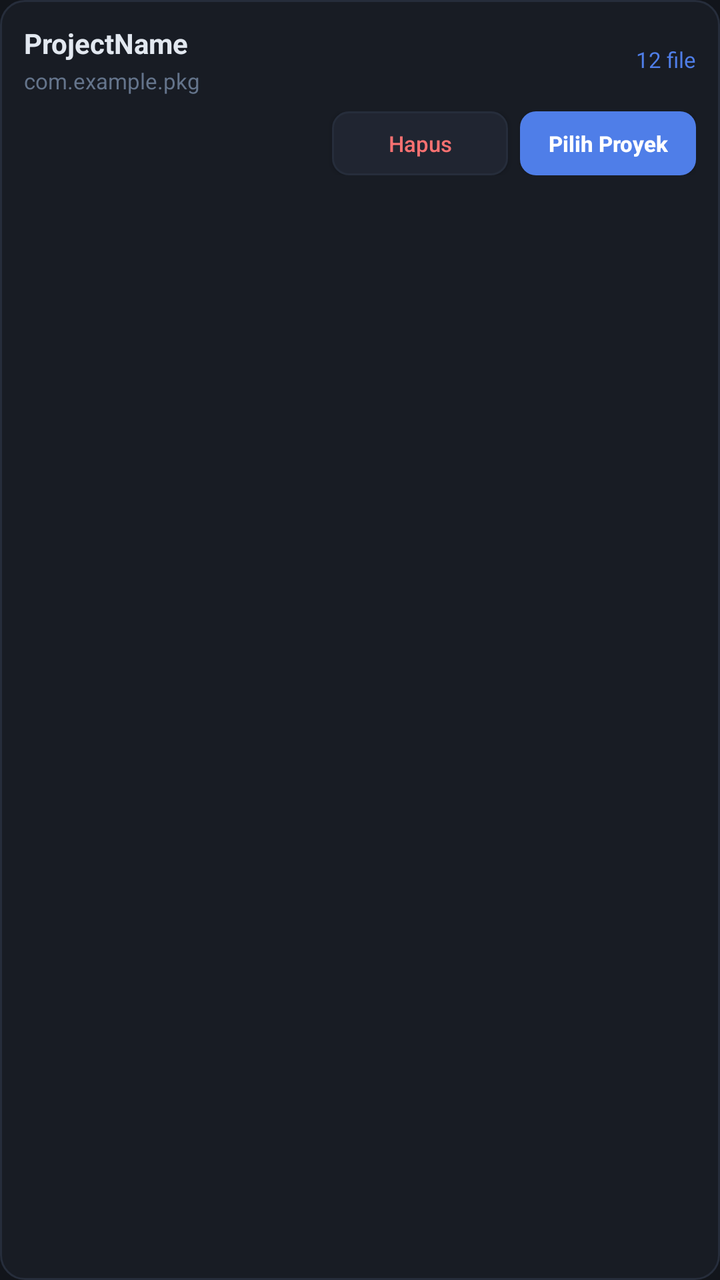
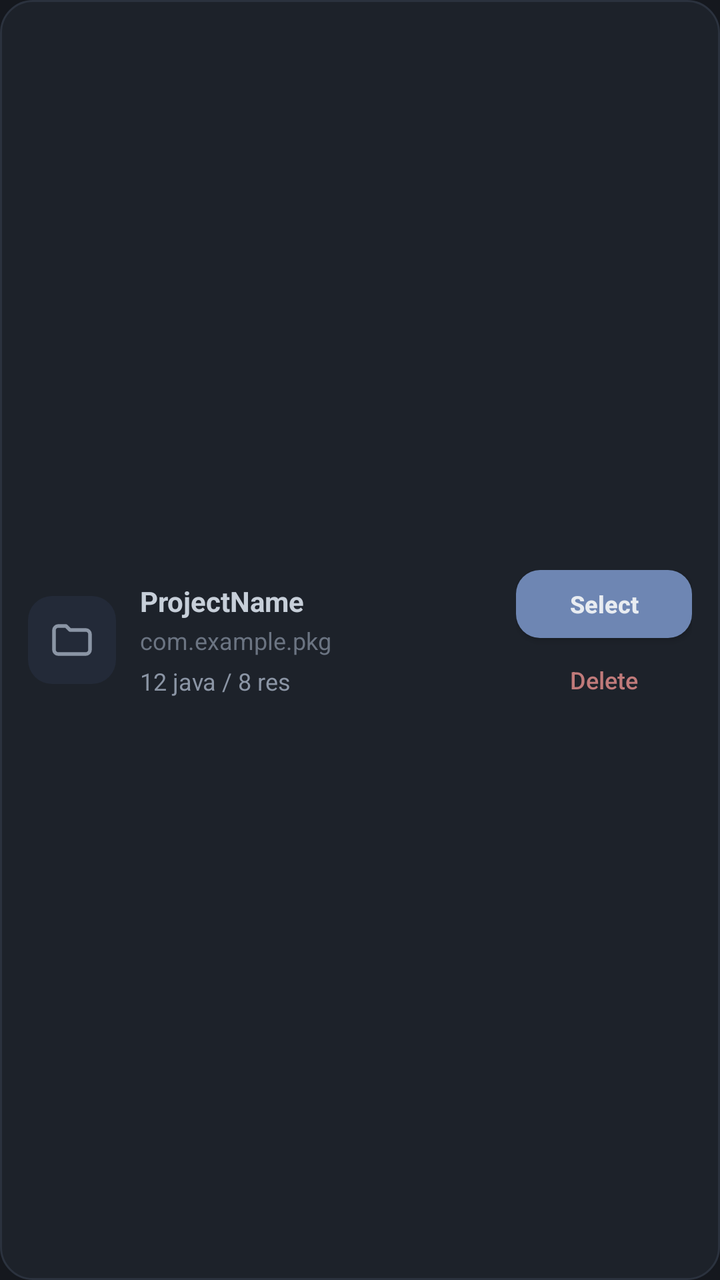

Before-and-after screenshots of an Android layout around one commit, followed by the original layout XML and the change that was made.
<!-- AndroidManifest.xml: application theme AppTheme -->
<!-- res/layout/item_project.xml -->
<?xml version="1.0" encoding="utf-8"?>
<LinearLayout xmlns:android="http://schemas.android.com/apk/res/android"
    android:layout_width="match_parent"
    android:layout_height="wrap_content"
    android:layout_marginBottom="10dp"
    android:background="@drawable/card_bg"
    android:orientation="vertical"
    android:padding="12dp">

    <LinearLayout
        android:layout_width="match_parent"
        android:layout_height="wrap_content"
        android:orientation="horizontal"
        android:gravity="center_vertical">

        <LinearLayout
            android:layout_width="0dp"
            android:layout_height="wrap_content"
            android:layout_weight="1"
            android:orientation="vertical">

            <TextView
                android:id="@+id/tv_item_project_name"
                android:layout_width="wrap_content"
                android:layout_height="wrap_content"
                android:text="ProjectName"
                android:textColor="@color/text_primary"
                android:textSize="14sp"
                android:textStyle="bold" />

            <TextView
                android:id="@+id/tv_item_project_pkg"
                android:layout_width="wrap_content"
                android:layout_height="wrap_content"
                android:layout_marginTop="2dp"
                android:text="com.example.pkg"
                android:textColor="@color/text_muted"
                android:textSize="11sp" />
        </LinearLayout>

        <TextView
            android:id="@+id/tv_item_project_stats"
            android:layout_width="wrap_content"
            android:layout_height="wrap_content"
            android:text="12 file"
            android:textColor="@color/primary_accent"
            android:textSize="11sp" />
    </LinearLayout>

    <LinearLayout
        android:layout_width="match_parent"
        android:layout_height="wrap_content"
        android:layout_marginTop="8dp"
        android:gravity="right"
        android:orientation="horizontal">

        <Button
            android:id="@+id/btn_item_delete"
            android:layout_width="wrap_content"
            android:layout_height="32dp"
            android:background="@drawable/btn_secondary"
            android:paddingLeft="10dp"
            android:paddingRight="10dp"
            android:text="Hapus"
            android:textAllCaps="false"
            android:textColor="@color/accent_red"
            android:textSize="11sp" />

        <Button
            android:id="@+id/btn_item_select"
            android:layout_width="wrap_content"
            android:layout_height="32dp"
            android:layout_marginLeft="6dp"
            android:background="@drawable/btn_primary"
            android:paddingLeft="14dp"
            android:paddingRight="14dp"
            android:text="Pilih Proyek"
            android:textAllCaps="false"
            android:textColor="#FFFFFF"
            android:textSize="11sp"
            android:textStyle="bold" />
    </LinearLayout>
</LinearLayout>
<!-- resources referenced by this layout -->
<resources>
  <color name="accent_red">#F87171</color>
  <color name="primary_accent">#4F7EE8</color>
  <color name="text_muted">#64748B</color>
  <color name="text_primary">#E2E8F0</color>
  <!-- drawable btn_primary (drawable) -->
  <?xml version="1.0" encoding="utf-8"?>
  <selector xmlns:android="http://schemas.android.com/apk/res/android">
      <item android:state_pressed="true">
          <shape android:shape="rectangle">
              <solid android:color="@color/primary_dark" />
              <corners android:radius="8dp" />
          </shape>
      </item>
      <item>
          <shape android:shape="rectangle">
              <solid android:color="@color/primary_accent" />
              <corners android:radius="8dp" />
          </shape>
      </item>
  </selector>
  <!-- drawable btn_secondary (drawable) -->
  <?xml version="1.0" encoding="utf-8"?>
  <selector xmlns:android="http://schemas.android.com/apk/res/android">
      <item android:state_pressed="true">
          <shape android:shape="rectangle">
              <solid android:color="@color/surface_card" />
              <stroke android:width="1dp" android:color="@color/primary_accent" />
              <corners android:radius="8dp" />
          </shape>
      </item>
      <item>
          <shape android:shape="rectangle">
              <solid android:color="@color/surface_elevated" />
              <stroke android:width="1dp" android:color="@color/surface_border" />
              <corners android:radius="8dp" />
          </shape>
      </item>
  </selector>
  <!-- drawable card_bg (drawable) -->
  <?xml version="1.0" encoding="utf-8"?>
  <shape xmlns:android="http://schemas.android.com/apk/res/android"
      android:shape="rectangle">
      <solid android:color="@color/surface_card" />
      <stroke android:width="1dp" android:color="@color/surface_border" />
      <corners android:radius="12dp" />
  </shape>
  <style name="AppTheme" parent="@android:style/Theme.Material.NoActionBar">
          <item name="android:windowBackground">@color/bg_main</item>
          <item name="android:colorPrimary">@color/surface_card</item>
          <item name="android:colorPrimaryDark">@color/bg_main</item>
          <item name="android:colorAccent">@color/primary_accent</item>
          <item name="android:statusBarColor">@color/bg_main</item>
          <item name="android:navigationBarColor">@color/bg_main</item>
          <item name="android:textColorPrimary">@color/text_primary</item>
          <item name="android:textColorSecondary">@color/text_secondary</item>
      </style>
  <color name="primary_dark">#3B6AD4</color>
  <color name="surface_card">#181C24</color>
  <color name="surface_elevated">#202531</color>
  <color name="surface_border">#262D3B</color>
  <color name="bg_main">#12151B</color>
  <color name="text_secondary">#94A3B8</color>
</resources>

<!-- the commit's change to res/layout/item_project.xml (unified diff, before → after) -->
@@ -4,80 +4,88 @@
     android:layout_height="wrap_content"
     android:layout_marginBottom="10dp"
     android:background="@drawable/card_bg"
-    android:orientation="vertical"
-    android:padding="12dp">
+    android:orientation="horizontal"
+    android:padding="14dp"
+    android:gravity="center_vertical">
 
     <LinearLayout
-        android:layout_width="match_parent"
+        android:layout_width="44dp"
+        android:layout_height="44dp"
+        android:background="@drawable/icon_tile_bg"
+        android:gravity="center">
+
+        <ImageView
+            android:layout_width="24dp"
+            android:layout_height="24dp"
+            android:src="@drawable/ic_nav_folder"
+            android:contentDescription="Project" />
+    </LinearLayout>
+
+    <LinearLayout
+        android:layout_width="0dp"
         android:layout_height="wrap_content"
-        android:orientation="horizontal"
-        android:gravity="center_vertical">
+        android:layout_weight="1"
+        android:layout_marginLeft="12dp"
+        android:orientation="vertical">
 
-        <LinearLayout
-            android:layout_width="0dp"
+        <TextView
+            android:id="@+id/tv_item_project_name"
+            android:layout_width="wrap_content"
             android:layout_height="wrap_content"
-            android:layout_weight="1"
-            android:orientation="vertical">
+            android:text="ProjectName"
+            android:textColor="@color/text_primary"
+            android:textSize="14sp"
+            android:textStyle="bold" />
 
-            <TextView
-                android:id="@+id/tv_item_project_name"
-                android:layout_width="wrap_content"
-                android:layout_height="wrap_content"
-                android:text="ProjectName"
-                android:textColor="@color/text_primary"
-                android:textSize="14sp"
-                android:textStyle="bold" />
-
-            <TextView
-                android:id="@+id/tv_item_project_pkg"
-                android:layout_width="wrap_content"
-                android:layout_height="wrap_content"
-                android:layout_marginTop="2dp"
-                android:text="com.example.pkg"
-                android:textColor="@color/text_muted"
-                android:textSize="11sp" />
-        </LinearLayout>
+        <TextView
+            android:id="@+id/tv_item_project_pkg"
+            android:layout_width="wrap_content"
+            android:layout_height="wrap_content"
+            android:layout_marginTop="2dp"
+            android:text="com.example.pkg"
+            android:textColor="@color/text_muted"
+            android:textSize="12sp" />
 
         <TextView
             android:id="@+id/tv_item_project_stats"
             android:layout_width="wrap_content"
             android:layout_height="wrap_content"
-            android:text="12 file"
-            android:textColor="@color/primary_accent"
-            android:textSize="11sp" />
+            android:layout_marginTop="4dp"
+            android:text="12 java / 8 res"
+            android:textColor="@color/text_secondary"
+            android:textSize="12sp" />
     </LinearLayout>
 
     <LinearLayout
-        android:layout_width="match_parent"
+        android:layout_width="wrap_content"
         android:layout_height="wrap_content"
-        android:layout_marginTop="8dp"
-        android:gravity="right"
-        android:orientation="horizontal">
+        android:orientation="vertical"
+        android:gravity="end">
+
+        <Button
+            android:id="@+id/btn_item_select"
+            android:layout_width="wrap_content"
+            android:layout_height="34dp"
+            android:background="@drawable/btn_primary"
+            android:paddingLeft="14dp"
+            android:paddingRight="14dp"
+            android:text="Select"
+            android:textAllCaps="false"
+            android:textColor="#E8ECF1"
+            android:textSize="12sp"
+            android:textStyle="bold" />
 
         <Button
             android:id="@+id/btn_item_delete"
             android:layout_width="wrap_content"
-            android:layout_height="32dp"
-            android:background="@drawable/btn_secondary"
-            android:paddingLeft="10dp"
-            android:paddingRight="10dp"
-            android:text="Hapus"
+            android:layout_height="30dp"
+            android:layout_marginTop="6dp"
+            android:background="@android:color/transparent"
+            android:paddingLeft="8dp"
+            android:paddingRight="8dp"
+            android:text="Delete"
             android:textAllCaps="false"
             android:textColor="@color/accent_red"
-            android:textSize="11sp" />
-
-        <Button
-            android:id="@+id/btn_item_select"
-            android:layout_width="wrap_content"
-            android:layout_height="32dp"
-            android:layout_marginLeft="6dp"
-            android:background="@drawable/btn_primary"
-            android:paddingLeft="14dp"
-            android:paddingRight="14dp"
-            android:text="Pilih Proyek"
-            android:textAllCaps="false"
-            android:textColor="#FFFFFF"
-            android:textSize="11sp"
-            android:textStyle="bold" />
+            android:textSize="12sp" />
     </LinearLayout>
 </LinearLayout>
<!-- resource entries referenced after the edit -->
@@ -1,40 +1,28 @@
 <!-- resources referenced by this layout -->
 <resources>
-  <color name="accent_red">#F87171</color>
-  <color name="primary_accent">#4F7EE8</color>
-  <color name="text_muted">#64748B</color>
-  <color name="text_primary">#E2E8F0</color>
+  <color name="accent_red">#C07A7A</color>
+  <color name="primary_accent">#6E86B3</color>
+  <color name="text_muted">#6B7482</color>
+  <color name="text_primary">#C7CFD9</color>
   <!-- drawable btn_primary (drawable) -->
   <?xml version="1.0" encoding="utf-8"?>
   <selector xmlns:android="http://schemas.android.com/apk/res/android">
+      <item android:state_enabled="false">
+          <shape android:shape="rectangle">
+              <solid android:color="#3A414D" />
+              <corners android:radius="12dp" />
+          </shape>
+      </item>
       <item android:state_pressed="true">
           <shape android:shape="rectangle">
               <solid android:color="@color/primary_dark" />
-              <corners android:radius="8dp" />
+              <corners android:radius="12dp" />
           </shape>
       </item>
       <item>
           <shape android:shape="rectangle">
               <solid android:color="@color/primary_accent" />
-              <corners android:radius="8dp" />
-          </shape>
-      </item>
-  </selector>
-  <!-- drawable btn_secondary (drawable) -->
-  <?xml version="1.0" encoding="utf-8"?>
-  <selector xmlns:android="http://schemas.android.com/apk/res/android">
-      <item android:state_pressed="true">
-          <shape android:shape="rectangle">
-              <solid android:color="@color/surface_card" />
-              <stroke android:width="1dp" android:color="@color/primary_accent" />
-              <corners android:radius="8dp" />
-          </shape>
-      </item>
-      <item>
-          <shape android:shape="rectangle">
-              <solid android:color="@color/surface_elevated" />
-              <stroke android:width="1dp" android:color="@color/surface_border" />
-              <corners android:radius="8dp" />
+              <corners android:radius="12dp" />
           </shape>
       </item>
   </selector>
@@ -44,23 +32,54 @@
       android:shape="rectangle">
       <solid android:color="@color/surface_card" />
       <stroke android:width="1dp" android:color="@color/surface_border" />
+      <corners android:radius="16dp" />
+  </shape>
+  <!-- drawable ic_nav_folder (drawable) -->
+  <?xml version="1.0" encoding="utf-8"?>
+  <vector xmlns:android="http://schemas.android.com/apk/res/android"
+      android:width="24dp"
+      android:height="24dp"
+      android:viewportWidth="24"
+      android:viewportHeight="24">
+      <path
+          android:fillColor="#00000000"
+          android:strokeColor="#8B95A5"
+          android:strokeWidth="1.8"
+          android:strokeLineCap="round"
+          android:strokeLineJoin="round"
+          android:pathData="M3,7 C3,6 4,5 5,5 H9 L11,7 H19 C20,7 21,8 21,9 V17 C21,18 20,19 19,19 H5 C4,19 3,18 3,17 Z" />
+  </vector>
+  <!-- drawable icon_tile_bg (drawable) -->
+  <?xml version="1.0" encoding="utf-8"?>
+  <shape xmlns:android="http://schemas.android.com/apk/res/android"
+      android:shape="rectangle">
+      <solid android:color="@color/surface_tint" />
       <corners android:radius="12dp" />
   </shape>
   <style name="AppTheme" parent="@android:style/Theme.Material.NoActionBar">
           <item name="android:windowBackground">@color/bg_main</item>
-          <item name="android:colorPrimary">@color/surface_card</item>
+          <item name="android:colorPrimary">@color/primary_accent</item>
           <item name="android:colorPrimaryDark">@color/bg_main</item>
           <item name="android:colorAccent">@color/primary_accent</item>
           <item name="android:statusBarColor">@color/bg_main</item>
           <item name="android:navigationBarColor">@color/bg_main</item>
           <item name="android:textColorPrimary">@color/text_primary</item>
           <item name="android:textColorSecondary">@color/text_secondary</item>
+          <item name="android:editTextBackground">@drawable/edit_text_bg</item>
       </style>
-  <color name="primary_dark">#3B6AD4</color>
-  <color name="surface_card">#181C24</color>
-  <color name="surface_elevated">#202531</color>
-  <color name="surface_border">#262D3B</color>
-  <color name="bg_main">#12151B</color>
-  <color name="text_secondary">#94A3B8</color>
+  <color name="primary_dark">#5A729E</color>
+  <color name="surface_card">#1D222A</color>
+  <color name="surface_border">#2B323E</color>
+  <color name="surface_tint">#232A38</color>
+  <color name="bg_main">#15181E</color>
+  <!-- drawable edit_text_bg (drawable) -->
+  <?xml version="1.0" encoding="utf-8"?>
+  <shape xmlns:android="http://schemas.android.com/apk/res/android"
+      android:shape="rectangle">
+      <solid android:color="@color/surface_card" />
+      <stroke android:width="1dp" android:color="@color/surface_border" />
+      <corners android:radius="12dp" />
+  </shape>
+  <color name="text_secondary">#8B95A5</color>
 </resources>
 
